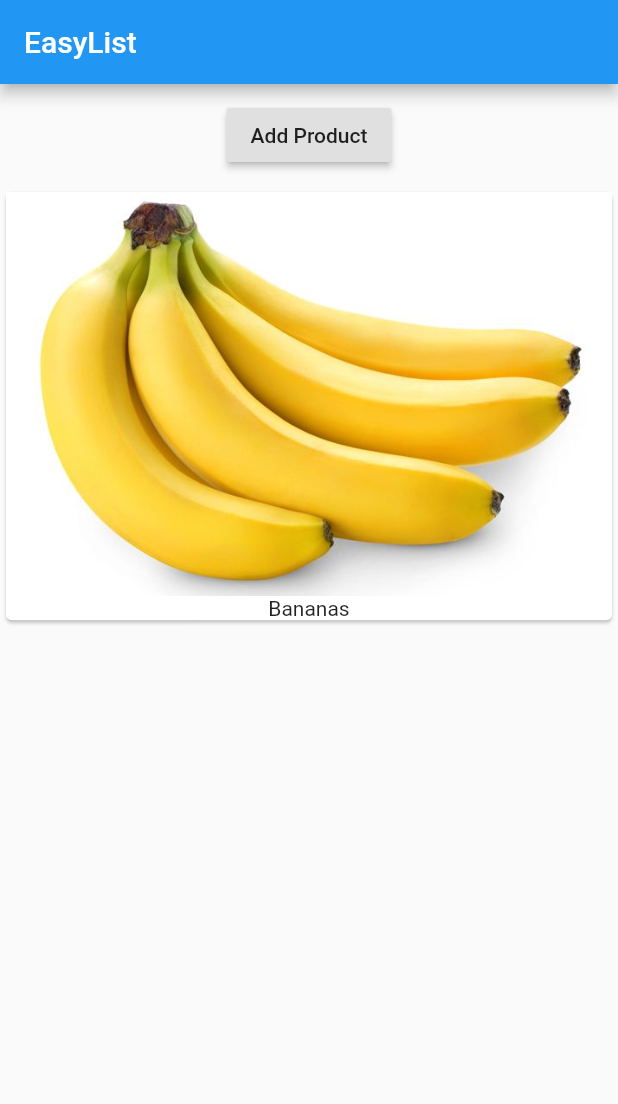
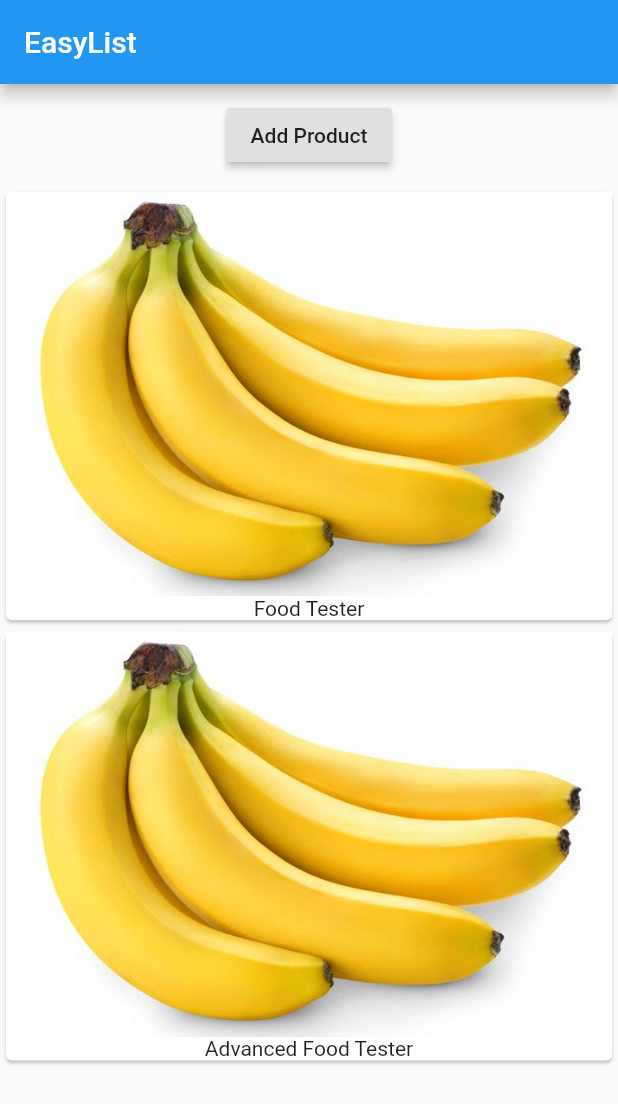
Before and after one commit to damirbar/flutter_course_udemy, a Flutter app: the screen it shows after launch, after a tap on "Add Product", on a phone screen of 412 x 824 dp. Shown: the top 1104 px of the screen. Run offline on Flutter 3.47's test engine with Material 2 defaults, Android fonts, the phone set to English and light mode, and no system bars.

Commit message:
until 2:07:32

```diff
--- a/lib/main.dart
+++ b/lib/main.dart
@@ -3,7 +3,18 @@ import 'package:flutter/material.dart';
 void main() => runApp(MyApp());
 
 
-class MyApp extends StatelessWidget {
+class MyApp extends StatefulWidget {
+  @override
+  State<StatefulWidget> createState() {
+    // TODO: implement createState
+    return _MyAppState();
+  }
+}
+
+class _MyAppState extends State<MyApp> {
+
+  List<String> _products = ['Food Tester'];
+
   @override
   Widget build(BuildContext context) {
     return MaterialApp(
@@ -16,18 +27,27 @@ class MyApp extends StatelessWidget {
             Container(
               margin: EdgeInsets.all(10.0),
               child: RaisedButton(
-                onPressed: () {},
+                onPressed: () {
+                  // If we just change the state w/o telling flutter,
+                  //   it will not refresh the state.
+                  setState(() {
+                    _products.add('Advanced Food Tester');
+                  });
+                },
                 child: Text('Add Product')
               ),
             ),
-            Card(
-              child: Column(
-                children: <Widget>[
-                  Image.asset('assets/banana.jpg'),
-                  Text('Bananas')
-                ],
-              ),
-            ),
+            Column(children:
+              _products.map((elem) => Card(
+                child: Column(
+                  children: <Widget>[
+                    Image.asset('assets/banana.jpg'),
+                    Text(elem)
+                  ],
+                ),
+              ))
+              .toList(),
+            )
           ],
         )
       ),
```
